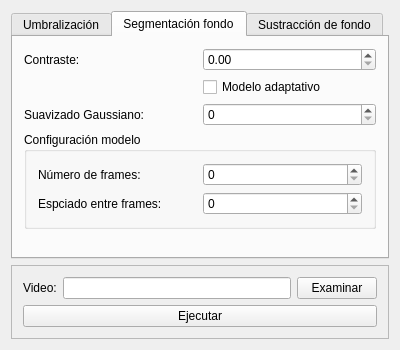
The window that PlantProject/mainwindow.ui (milena-rocabado/PlantProject) describes before a commit, drawn with Qt 5.
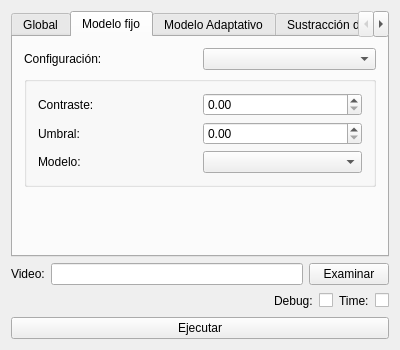
The same window after the commit. The open tabs and pages were chosen to show the change.

Diff of the .ui file:
```diff
--- a/PlantProject/mainwindow.ui
+++ b/PlantProject/mainwindow.ui
@@ -28,7 +28,7 @@
       </property>
       <widget class="QWidget" name="tabUmbr">
        <attribute name="title">
-        <string>Umbralización</string>
+        <string>Global</string>
        </attribute>
        <layout class="QGridLayout" name="gridLayout">
         <item row="1" column="0">
@@ -75,60 +75,90 @@
       </widget>
       <widget class="QWidget" name="tabSegm">
        <attribute name="title">
-        <string>Segmentación fondo</string>
+        <string>Modelo fijo</string>
        </attribute>
        <layout class="QGridLayout" name="gridLayout_2">
-        <item row="1" column="2">
-         <widget class="QCheckBox" name="chkAdaptativo">
-          <property name="layoutDirection">
-           <enum>Qt::LeftToRight</enum>
+        <item row="2" column="2">
+         <spacer name="spacerSegm">
+          <property name="orientation">
+           <enum>Qt::Vertical</enum>
           </property>
-          <property name="text">
-           <string>Modelo adaptativo</string>
+          <property name="sizeHint" stdset="0">
+           <size>
+            <width>20</width>
+            <height>40</height>
+           </size>
           </property>
-         </widget>
+         </spacer>
         </item>
-        <item row="0" column="2">
-         <widget class="QDoubleSpinBox" name="spnSegmContraste"/>
-        </item>
-        <item row="0" column="1">
-         <widget class="QLabel" name="lblSegmContraste">
-          <property name="text">
-           <string>Contraste:</string>
-          </property>
-         </widget>
-        </item>
-        <item row="3" column="1" colspan="2">
+        <item row="1" column="1" colspan="2">
          <widget class="QGroupBox" name="groupBox">
           <property name="title">
-           <string>Configuración modelo</string>
+           <string/>
           </property>
           <layout class="QGridLayout" name="gridLayout_3">
            <item row="1" column="0">
-            <widget class="QLabel" name="label">
+            <widget class="QLabel" name="lblSegmContraste">
              <property name="text">
-              <string>Espciado entre frames:</string>
+              <string>Contraste:</string>
              </property>
             </widget>
            </item>
-           <item row="0" column="1">
-            <widget class="QSpinBox" name="spnNum"/>
+           <item row="2" column="2">
+            <widget class="QDoubleSpinBox" name="spnFijoUmbral"/>
            </item>
-           <item row="0" column="0">
-            <widget class="QLabel" name="lblNum">
+           <item row="1" column="2">
+            <widget class="QDoubleSpinBox" name="spnFijoContraste"/>
+           </item>
+           <item row="2" column="0">
+            <widget class="QLabel" name="label_2">
              <property name="text">
-              <string>Número de frames:</string>
+              <string>Umbral:</string>
              </property>
             </widget>
            </item>
-           <item row="1" column="1">
-            <widget class="QSpinBox" name="spnSpace"/>
+           <item row="3" column="0">
+            <widget class="QLabel" name="label_5">
+             <property name="text">
+              <string>Modelo:</string>
+             </property>
+            </widget>
+           </item>
+           <item row="3" column="2">
+            <widget class="QComboBox" name="cboFijoModelo"/>
            </item>
           </layout>
          </widget>
         </item>
-        <item row="4" column="2">
-         <spacer name="spacerSegm">
+        <item row="0" column="1">
+         <widget class="QLabel" name="label_4">
+          <property name="text">
+           <string>Configuración:</string>
+          </property>
+         </widget>
+        </item>
+        <item row="0" column="2">
+         <widget class="QComboBox" name="cboFijoConf"/>
+        </item>
+       </layout>
+      </widget>
+      <widget class="QWidget" name="tabSegmA">
+       <attribute name="title">
+        <string>Modelo Adaptativo</string>
+       </attribute>
+       <layout class="QGridLayout" name="gridLayout_4">
+        <item row="0" column="1">
+         <widget class="QDoubleSpinBox" name="spnAdapContraste"/>
+        </item>
+        <item row="0" column="0">
+         <widget class="QLabel" name="label_3">
+          <property name="text">
+           <string>Contraste:</string>
+          </property>
+         </widget>
+        </item>
+        <item row="1" column="1">
+         <spacer name="verticalSpacer">
           <property name="orientation">
            <enum>Qt::Vertical</enum>
           </property>
@@ -140,16 +170,6 @@
           </property>
          </spacer>
         </item>
-        <item row="2" column="1">
-         <widget class="QLabel" name="label_2">
-          <property name="text">
-           <string>Suavizado Gaussiano:</string>
-          </property>
-         </widget>
-        </item>
-        <item row="2" column="2">
-         <widget class="QSpinBox" name="spnGauss"/>
-        </item>
        </layout>
       </widget>
       <widget class="QWidget" name="tabBgSub">
@@ -185,42 +205,76 @@
      </widget>
     </item>
     <item>
-     <widget class="QFrame" name="frame">
-      <property name="autoFillBackground">
-       <bool>true</bool>
+     <layout class="QHBoxLayout" name="horizontalLayout_2">
+      <item>
+       <widget class="QLabel" name="lblVideo">
+        <property name="text">
+         <string>Video:</string>
+        </property>
+       </widget>
+      </item>
+      <item>
+       <widget class="QLineEdit" name="lneVideoPath"/>
+      </item>
+      <item>
+       <widget class="QPushButton" name="pbExaminar">
+        <property name="text">
+         <string>Examinar</string>
+        </property>
+       </widget>
+      </item>
+     </layout>
+    </item>
+    <item>
+     <layout class="QHBoxLayout" name="horizontalLayout">
+      <item>
+       <spacer name="horizontalSpacer">
+        <property name="orientation">
+         <enum>Qt::Horizontal</enum>
+        </property>
+        <property name="sizeHint" stdset="0">
+         <size>
+          <width>40</width>
+          <height>20</height>
+         </size>
+        </property>
+       </spacer>
+      </item>
+      <item>
+       <widget class="QLabel" name="label">
+        <property name="text">
+         <string>Debug:</string>
+        </property>
+       </widget>
+      </item>
+      <item>
+       <widget class="QCheckBox" name="chkDebug">
+        <property name="text">
+         <string/>
+        </property>
+       </widget>
+      </item>
+      <item>
+       <widget class="QLabel" name="label_6">
+        <property name="text">
+         <string>Time:</string>
+        </property>
+       </widget>
+      </item>
+      <item>
+       <widget class="QCheckBox" name="chkTime">
+        <property name="text">
+         <string/>
+        </property>
+       </widget>
+      </item>
+     </layout>
+    </item>
+    <item>
+     <widget class="QPushButton" name="pbEjecutar">
+      <property name="text">
+       <string>Ejecutar</string>
       </property>
-      <property name="frameShape">
-       <enum>QFrame::StyledPanel</enum>
-      </property>
-      <property name="frameShadow">
-       <enum>QFrame::Raised</enum>
-      </property>
-      <layout class="QGridLayout" name="gridLayout_4">
-       <item row="1" column="0" colspan="3">
-        <widget class="QPushButton" name="pbEjecutar">
-         <property name="text">
-          <string>Ejecutar</string>
-         </property>
-        </widget>
-       </item>
-       <item row="0" column="0">
-        <widget class="QLabel" name="lblVideo">
-         <property name="text">
-          <string>Video:</string>
-         </property>
-        </widget>
-       </item>
-       <item row="0" column="2">
-        <widget class="QPushButton" name="pbExaminar">
-         <property name="text">
-          <string>Examinar</string>
-         </property>
-        </widget>
-       </item>
-       <item row="0" column="1">
-        <widget class="QLineEdit" name="lneVideoPath"/>
-       </item>
-      </layout>
      </widget>
     </item>
    </layout>
```
Left out of the diff: 23 changed lines with no effect on the pictures.
